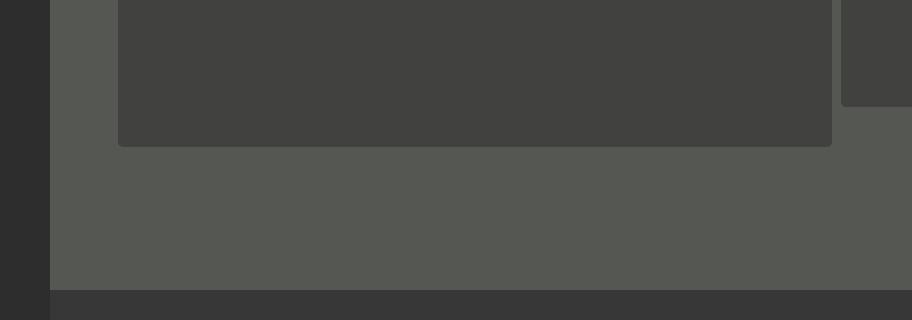
This is yoloAnt.ui in Lachie1011/YoloAnt as Qt 5 draws it before an edit; both pictures show x 0 to 912 and y 502 to 822 of the 1100 by 822 pixel window. The edited form follows.
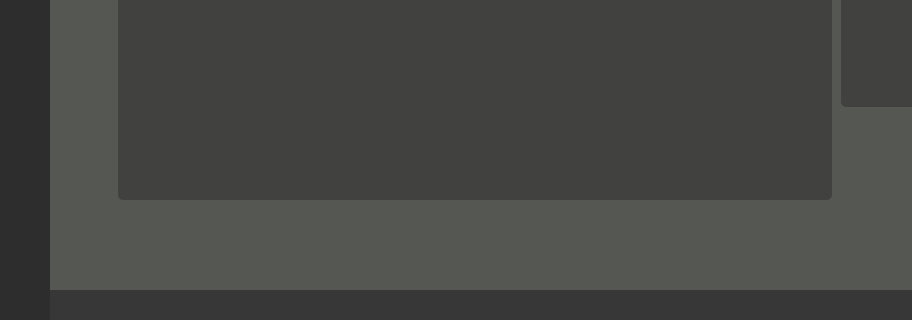
This is the edited form. The open tabs and pages were chosen to show the change. Icons and pictures are not drawn.

Commit message: Updated annotation page main window size, updated infoDialog closing

```diff
--- a/yoloAnt.ui
+++ b/yoloAnt.ui
@@ -753,7 +753,7 @@
                <number>80</number>
               </property>
               <property name="bottomMargin">
-               <number>100</number>
+               <number>40</number>
               </property>
               <item>
                <widget class="QFrame" name="imageFrame">
```
Left out of the diff: 58 changed lines with no effect on the pictures. The commit also changes 2 other files.
